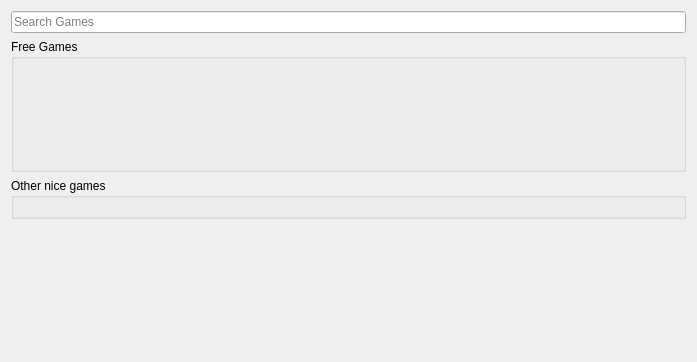
Old version of the form rare/ui/components/tabs/store/store.ui in the repository RareDevs/Rare.
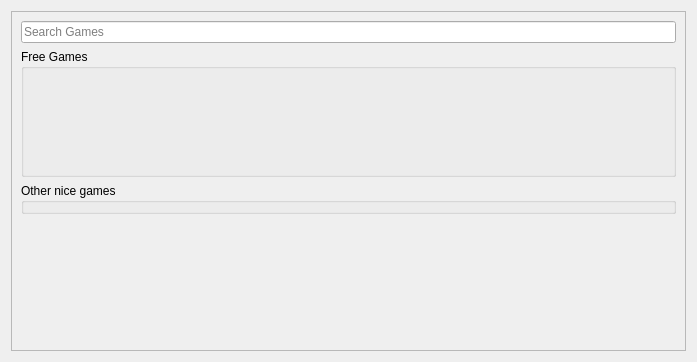
New version of the form.

Patch:
```diff
--- a/rare/ui/components/tabs/store/store.ui
+++ b/rare/ui/components/tabs/store/store.ui
@@ -15,6 +15,21 @@
   </property>
   <layout class="QVBoxLayout" name="verticalLayout">
    <item>
+    <widget class="QScrollArea" name="scrollArea">
+     <property name="widgetResizable">
+      <bool>true</bool>
+     </property>
+     <widget class="QWidget" name="scrollAreaWidgetContents">
+      <property name="geometry">
+       <rect>
+        <x>0</x>
+        <y>0</y>
+        <width>677</width>
+        <height>342</height>
+       </rect>
+      </property>
+      <layout class="QVBoxLayout" name="verticalLayout_3">
+       <item>
     <widget class="QLineEdit" name="search">
      <property name="placeholderText">
       <string>Search Games</string>
@@ -42,7 +57,6 @@
      <property name="title">
       <string>Other nice games</string>
      </property>
-     <layout class="QHBoxLayout" name="horizontalLayout_7"/>
     </widget>
    </item>
    <item>
@@ -57,6 +71,10 @@
       </size>
      </property>
     </spacer>
+       </item>
+      </layout>
+     </widget>
+    </widget>
    </item>
   </layout>
  </widget>
```
Lines whose indentation alone changed are shown as unchanged.
